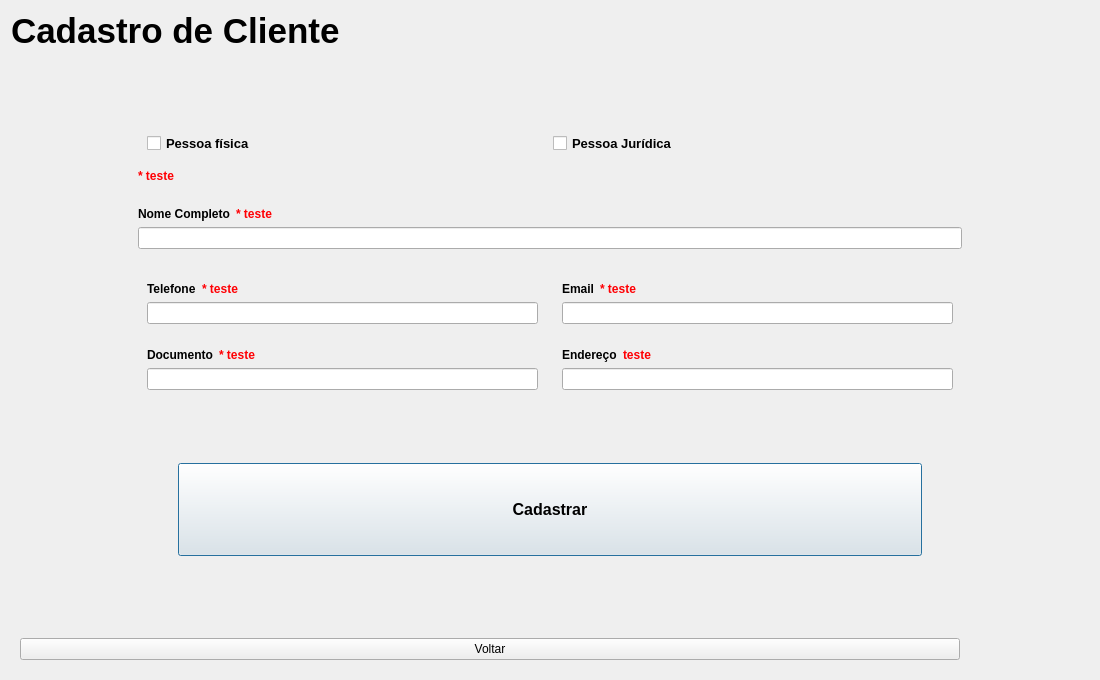
Above: telacadastrocliente.ui from EduardoHaagP/ProjetoPOO before the change. Below: the same form after it.
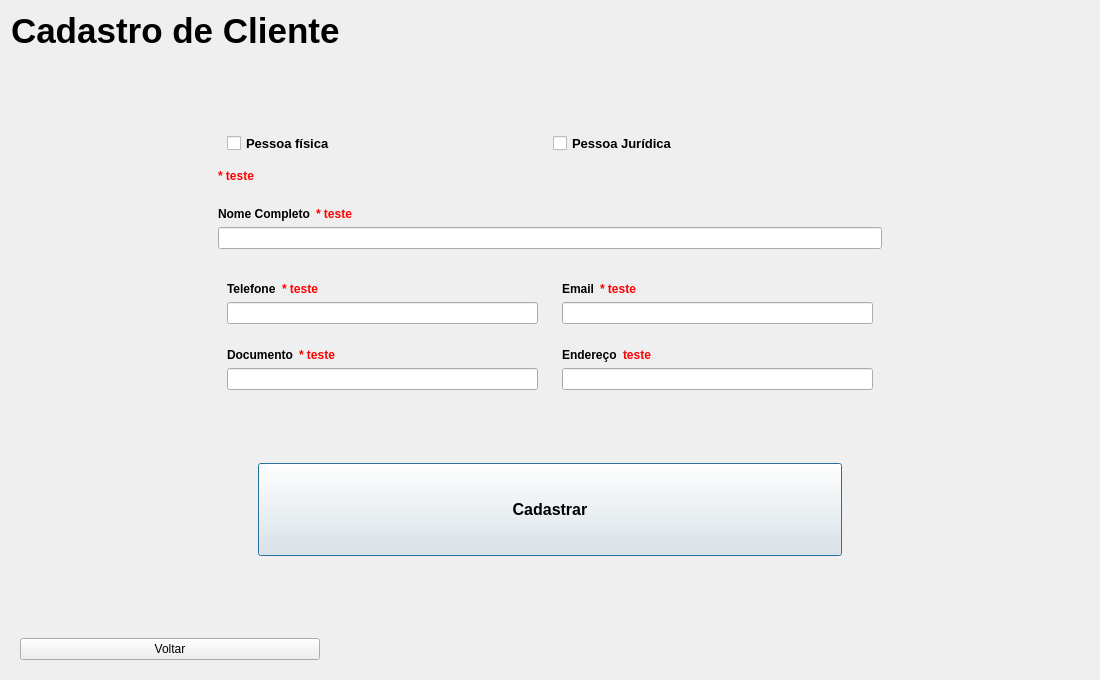
That is the form after the change.

```diff
--- a/telacadastrocliente.ui
+++ b/telacadastrocliente.ui
@@ -48,7 +48,7 @@
          <enum>Qt::Horizontal</enum>
         </property>
         <property name="sizeType">
-         <enum>QSizePolicy::Minimum</enum>
+         <enum>QSizePolicy::Expanding</enum>
         </property>
         <property name="sizeHint" stdset="0">
          <size>
@@ -66,6 +66,12 @@
           <verstretch>0</verstretch>
          </sizepolicy>
         </property>
+        <property name="minimumSize">
+         <size>
+          <width>700</width>
+          <height>0</height>
+         </size>
+        </property>
         <layout class="QVBoxLayout" name="verticalLayout_2">
          <item>
           <widget class="QWidget" name="tipo" native="true">
@@ -1014,7 +1020,7 @@
          <enum>Qt::Horizontal</enum>
         </property>
         <property name="sizeType">
-         <enum>QSizePolicy::Fixed</enum>
+         <enum>QSizePolicy::Expanding</enum>
         </property>
         <property name="sizeHint" stdset="0">
          <size>
@@ -1038,50 +1044,24 @@
           <verstretch>0</verstretch>
          </sizepolicy>
         </property>
+        <property name="minimumSize">
+         <size>
+          <width>300</width>
+          <height>0</height>
+         </size>
+        </property>
         <property name="text">
          <string>Voltar</string>
         </property>
        </widget>
       </item>
-      <item>
-       <spacer name="horizontalSpacer_2">
-        <property name="orientation">
-         <enum>Qt::Horizontal</enum>
-        </property>
-        <property name="sizeType">
-         <enum>QSizePolicy::Preferred</enum>
-        </property>
-        <property name="sizeHint" stdset="0">
-         <size>
-          <width>40</width>
-          <height>20</height>
-         </size>
-        </property>
-       </spacer>
-      </item>
-      <item>
-       <spacer name="horizontalSpacer_6">
-        <property name="orientation">
-         <enum>Qt::Horizontal</enum>
-        </property>
-        <property name="sizeType">
-         <enum>QSizePolicy::Preferred</enum>
-        </property>
-        <property name="sizeHint" stdset="0">
-         <size>
-          <width>40</width>
-          <height>20</height>
-         </size>
-        </property>
-       </spacer>
-      </item>
       <item>
        <spacer name="horizontalSpacer_4">
         <property name="orientation">
          <enum>Qt::Horizontal</enum>
         </property>
         <property name="sizeType">
-         <enum>QSizePolicy::Preferred</enum>
+         <enum>QSizePolicy::Expanding</enum>
         </property>
         <property name="sizeHint" stdset="0">
          <size>
```
